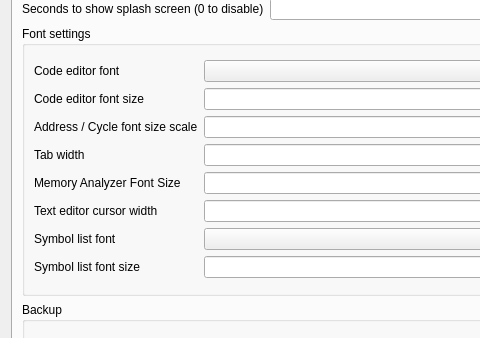
leuat/TRSE, file source/dialogtrsesettings.ui: the form before one commit; both pictures show x 0 to 480 and y 153 to 491 of the 1022 by 775 pixel window.
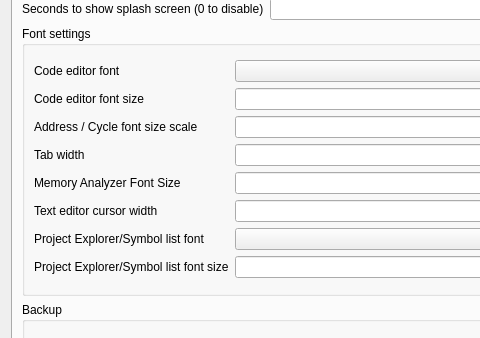
The form after the commit.

Commit message: Common font

Patch:
```diff
--- a/source/dialogtrsesettings.ui
+++ b/source/dialogtrsesettings.ui
@@ -1068,7 +1068,7 @@
               <item row="9" column="0">
                <widget class="QLabel" name="label_37">
                 <property name="text">
-                 <string>Symbol list font size</string>
+                 <string>Project Explorer/Symbol list font size</string>
                 </property>
                </widget>
               </item>
@@ -1085,7 +1085,7 @@
               <item row="8" column="0">
                <widget class="QLabel" name="label_36">
                 <property name="text">
-                 <string>Symbol list font</string>
+                 <string>Project Explorer/Symbol list font</string>
                 </property>
                </widget>
               </item>
```
The commit also changes 1 other file.
